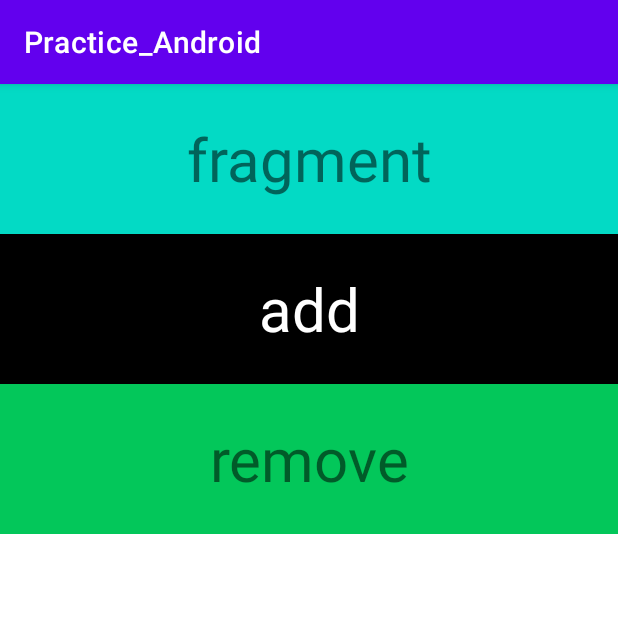
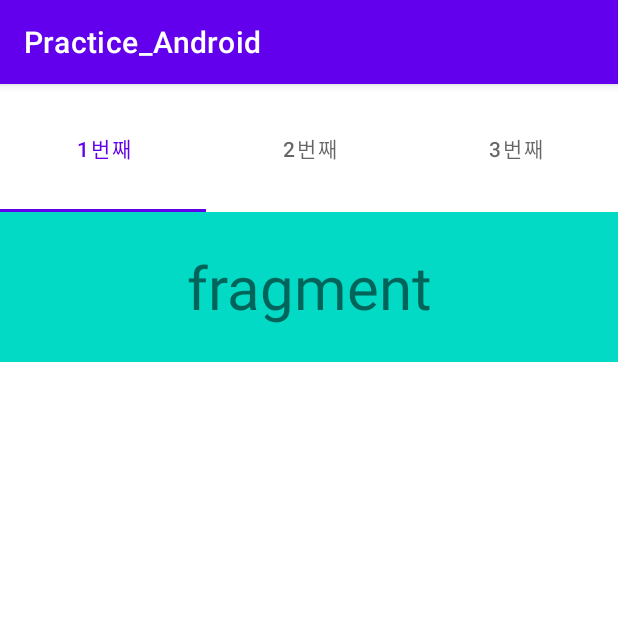
Before and after one commit to PCYSB/Practice_Android, an Android app: the screen it shows after launch (FragmentActivity before the commit, TabLayoutPagerNewActivity after it), on a phone screen of 412 x 824 dp, the top half of it. Run offline under Robolectric (Android 15) with nearby library versions, the phone set to English and light mode, and no system bars.

Commit message:
탭레이아웃, 페이저
- 탭과 페이저를 만들어 옆으로 화면을 넘길수 있게 만들어 주었다
현재 두 가지의 탭과 페이저를 만들어 주었는데 하나는 Deprecated
된 FragmentStatePagerAdapter를 사용 하였고 하나는 FragmentStateAdapter를 사용하여 만들어 보았다
첫번째에서는 탭에 맞춰 페이저를 이동할 수 있게만 만들어 두었고
두번째에서는 탭에 맞춰 페이저를 이동하고 페이저를 넘기면 탭도 같이 따라오게 수정하였다.

```diff
--- a/app/src/main/java/com/example/practice_android/FragmentActivity.kt
+++ b/app/src/main/java/com/example/practice_android/FragmentActivity.kt
@@ -17,6 +17,10 @@ class FragmentActivity : AppCompatActivity() {
 
        findViewById<TextView>(R.id.add).setOnClickListener {
            val transaction = fragmentManger.beginTransaction() // 시작
+           /*val bundle = Bundle()
+           bundle.putString("key","hello")
+           fragmentFirst.arguments = bundle*/
+
            transaction.replace(R.id.root, fragmentFirst)
            transaction.commit() // 끝
 
--- a/app/src/main/java/com/example/practice_android/FragmentFirst.kt
+++ b/app/src/main/java/com/example/practice_android/FragmentFirst.kt
@@ -12,7 +12,16 @@ class FragmentFirst : Fragment() {
         container: ViewGroup?, // 프래그먼트에서 사용될 XML의 부모뷰
         savedInstanceState: Bundle?
     ): View? {
-        return inflater.inflate(R.layout.first_fragment, container, false) // 컨테이너의 자식뷰로서 xml을 넣어준다.
+        val view = inflater.inflate(R.layout.first_fragment, container, false) // 컨테이너의 자식뷰로서 xml을 넣어준다.
+
+        return view
         //attachToRoot: 루트뷰에 붙일지 말지 (x)
     }
+
+    override fun onCreate(savedInstanceState: Bundle?) {
+        super.onCreate(savedInstanceState)
+
+        val data: String? = arguments?.getString("key")
+
+    }
 }
--- /dev/null
+++ b/app/src/main/java/com/example/practice_android/TabLayoutPagerNewActivity.kt
@@ -0,0 +1,70 @@
+package com.example.practice_android
+
+import androidx.appcompat.app.AppCompatActivity
+import android.os.Bundle
+import androidx.fragment.app.Fragment
+import androidx.viewpager2.adapter.FragmentStateAdapter
+import androidx.viewpager2.widget.ViewPager2
+import com.google.android.material.tabs.TabLayout
+
+class TabLayoutPagerNewActivity : AppCompatActivity() {
+    override fun onCreate(savedInstanceState: Bundle?) {
+        super.onCreate(savedInstanceState)
+        setContentView(R.layout.activity_tab_layout_pager_new)
+
+        val tabLayout = findViewById<TabLayout>(R.id.tabLayout)
+        val viewpager = findViewById<ViewPager2>(R.id.viewPager)
+
+        //탭 레이아웃에 탭을 추가하는 방법
+        tabLayout.addTab(tabLayout.newTab().setText("1번째"))
+        tabLayout.addTab(tabLayout.newTab().setText("2번째"))
+        tabLayout.addTab(tabLayout.newTab().setText("3번째"))
+
+        //Pager에 adapter를 장착하는 방법
+        viewpager.adapter = FragmentAdapter(this, 3)
+        //페이저와 탭을 연결
+        viewpager.registerOnPageChangeCallback(object : ViewPager2.OnPageChangeCallback(){
+            override fun onPageSelected(position: Int) {
+                tabLayout.selectTab(tabLayout.getTabAt(position))
+            }
+        })
+
+        //tab과 pager을 연결시키는 방법
+        tabLayout.addOnTabSelectedListener(object : TabLayout.OnTabSelectedListener {
+            override fun onTabSelected(tab: TabLayout.Tab?) {
+                tab?.let {
+                    viewpager.setCurrentItem(it.position, true)
+                }
+            }
+
+            override fun onTabUnselected(tab: TabLayout.Tab?) {
+
+            }
+
+            override fun onTabReselected(tab: TabLayout.Tab?) {
+
+            }
+        })
+
+    }
+}
+
+
+class FragmentAdapter(
+    fragmentActivity: androidx.fragment.app.FragmentActivity,
+    val tabCount: Int
+) : FragmentStateAdapter(fragmentActivity) {
+    override fun getItemCount(): Int {
+        return tabCount
+    }
+
+    override fun createFragment(position: Int): Fragment {
+        when (position) {
+            0 -> return FragmentFirst()
+            1 -> return FragmentFirst()
+            else -> return FragmentFirst()
+        }
+    }
+
+
+}
--- /dev/null
+++ b/app/src/main/res/layout/activity_tab_layout_pager_new.xml
@@ -0,0 +1,24 @@
+<?xml version="1.0" encoding="utf-8"?>
+<androidx.appcompat.widget.LinearLayoutCompat xmlns:android="http://schemas.android.com/apk/res/android"
+    xmlns:app="http://schemas.android.com/apk/res-auto"
+    xmlns:tools="http://schemas.android.com/tools"
+    android:layout_width="match_parent"
+    android:layout_height="match_parent"
+    android:orientation="vertical"
+    tools:context=".TableLayoutPagerActivity">
+
+    <com.google.android.material.tabs.TabLayout
+        android:id="@+id/tabLayout"
+        android:layout_width="match_parent"
+        android:layout_height="0dp"
+        android:layout_weight="1"/>
+
+
+    <androidx.viewpager2.widget.ViewPager2
+        android:id="@+id/viewPager"
+        android:layout_width="match_parent"
+        android:layout_height="0dp"
+        android:layout_weight="8"/>
+
+
+</androidx.appcompat.widget.LinearLayoutCompat>
```
Also changed, not shown: app/src/main/AndroidManifest.xml (+16 -6 lines), app/src/main/java/com/example/practice_android/TableLayoutPagerActivity.kt (added, +63 -0 lines), app/src/main/res/layout/activity_table_layout_pager.xml (added, +24 -0 lines).
